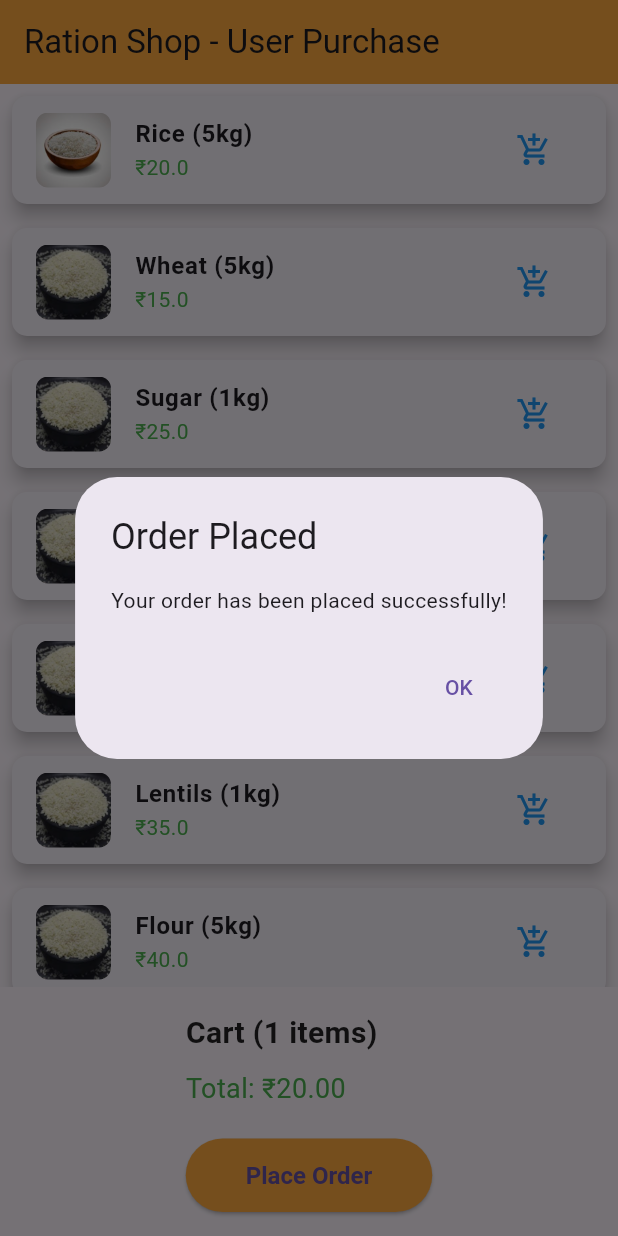
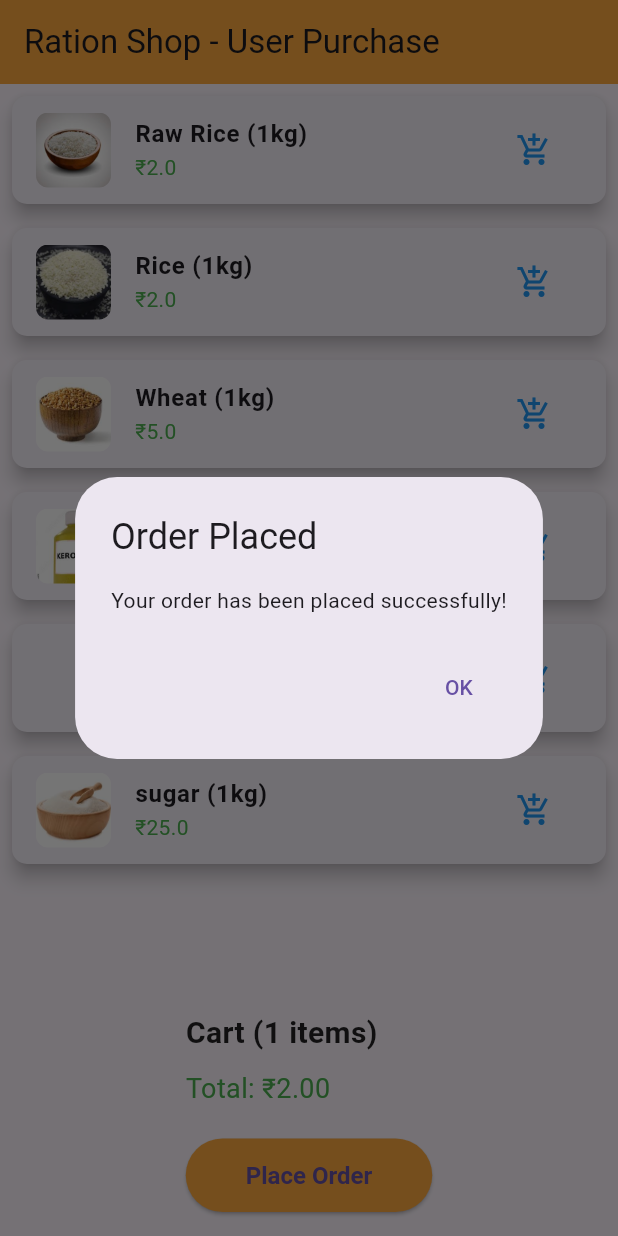
Before and after one commit to Projectmgc/erationshop, a Flutter app: the UserPurchase screen opened directly, after a tap on the "add shopping cart" icon, after a tap on "Place Order", on a phone screen of 412 x 824 dp. Run offline on Flutter 3.47's test engine with Material 3 defaults, Android fonts, the phone set to English and light mode, and no system bars; our stand-ins replace google_fonts, smooth_page_indicator.

Commit message:
purchase page updated

```diff
--- a/lib/user/screens/user_purchase.dart
+++ b/lib/user/screens/user_purchase.dart
@@ -17,13 +17,13 @@ class UserPurchase extends StatefulWidget {
 class _UserPurchaseState extends State<UserPurchase> {
   // List of common products found in Indian Government ration shops
   final List<Product> products = [
-    Product(image: 'asset/rawrice.jpeg', name: 'Rice (5kg)', price: 20.0),
-    Product(image: 'asset/rice.jpeg', name: 'Wheat (5kg)', price: 15.0),
-    Product(image: 'asset/rice.jpeg', name: 'Sugar (1kg)', price: 25.0),
-    Product(image: 'asset/rice.jpeg', name: 'Cooking Oil (1L)', price: 50.0),
-    Product(image: 'asset/rice.jpeg', name: 'Salt (1kg)', price: 12.0),
-    Product(image: 'asset/rice.jpeg', name: 'Lentils (1kg)', price: 35.0),
-    Product(image: 'asset/rice.jpeg', name: 'Flour (5kg)', price: 40.0),
+    Product(image: 'asset/rawrice.jpeg', name: 'Raw Rice (1kg)', price: 2.0),
+    Product(image: 'asset/rice.jpeg', name: 'Rice (1kg)', price: 2.0),
+    Product(image: 'asset/wheat.jpeg', name: 'Wheat (1kg)', price: 5.0),
+    Product(image: 'asset/kerosine.jpeg', name: 'Kerosine (1L)', price: 50.0),
+    Product(image: 'asset/atta.jpeg', name: 'Atta (1kg)', price: 12.0),
+    Product(image: 'asset/sugar.jpeg', name: 'sugar (1kg)', price: 25.0),
+
   ];
 
   // List to store cart items
@@ -53,6 +53,7 @@ class _UserPurchaseState extends State<UserPurchase> {
         backgroundColor: Colors.orangeAccent,
       ),
       body: Column(
+
         children: [
           // Product List
           Expanded(
```
Also changed, not shown: asset/Atta.jpeg (added), asset/kerosine.jpeg (added), asset/sugar.jpeg (added), asset/wheat.jpeg (added).
